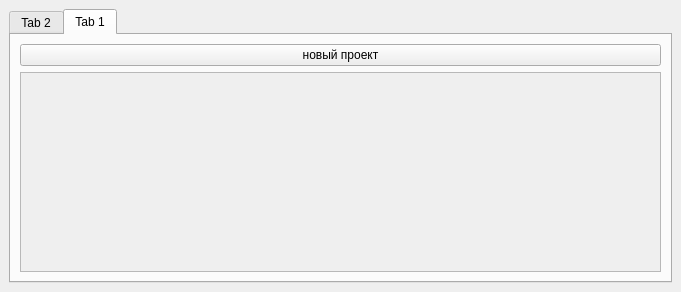
Above: client/include/mainwindow.ui from cowboymalboro1884/MessLess before the change. Below: the same form after it.
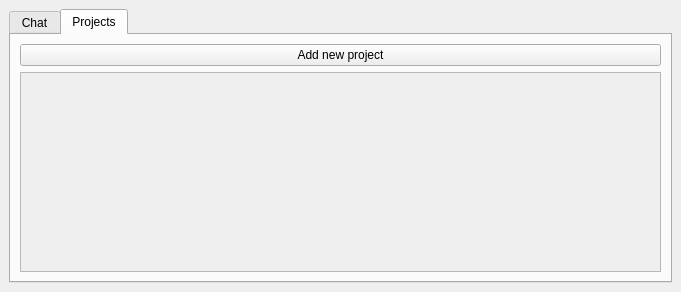
That is the form after the change.

What changed in the file:
```diff
--- a/client/include/mainwindow.ui
+++ b/client/include/mainwindow.ui
@@ -28,7 +28,7 @@
       </property>
       <widget class="QWidget" name="tab_2">
        <attribute name="title">
-        <string>Tab 2</string>
+        <string>Chat</string>
        </attribute>
        <layout class="QGridLayout" name="gridLayout">
         <item row="0" column="0">
@@ -42,13 +42,13 @@
       </widget>
       <widget class="QWidget" name="tab">
        <attribute name="title">
-        <string>Tab 1</string>
+        <string>Projects</string>
        </attribute>
        <layout class="QVBoxLayout" name="verticalLayout">
         <item>
          <widget class="QPushButton" name="newProjetButton">
           <property name="text">
-           <string>новый проект</string>
+           <string>Add new project</string>
           </property>
          </widget>
         </item>
```
